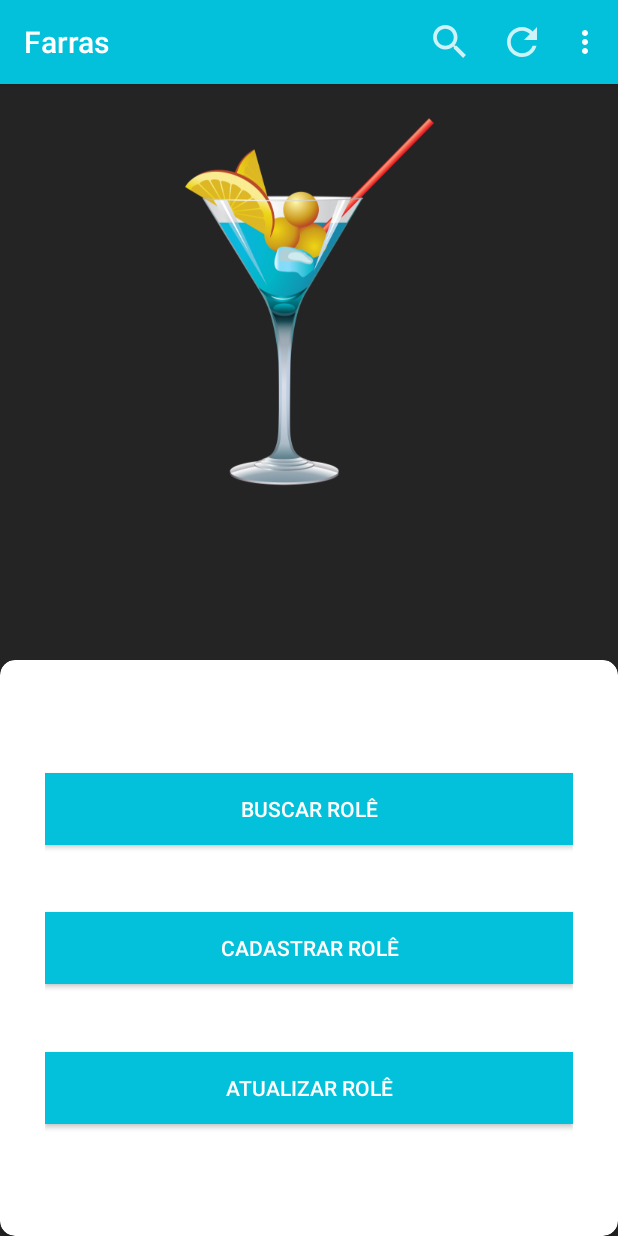
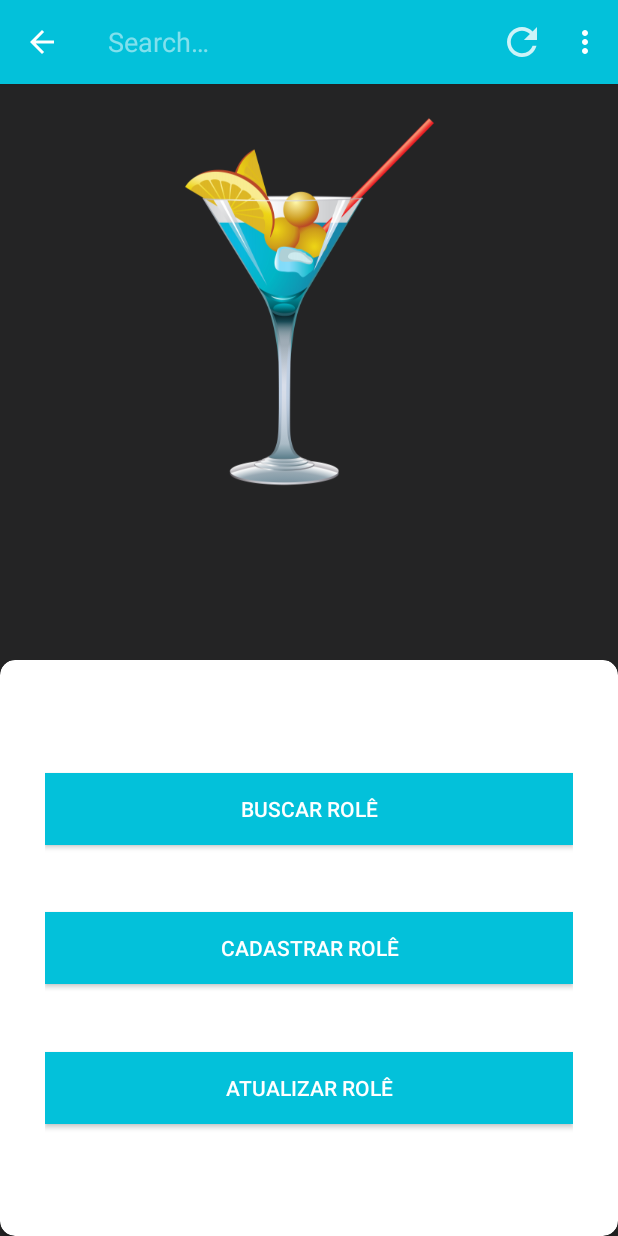
Before and after one commit to PauloFerreira00/projeto_ddm, an Android app: the screen it shows after launch (MainActivity), after a tap on "Buscar", on a phone screen of 412 x 824 dp. Run offline under Robolectric (Android 15) with nearby library versions, the phone set to English and light mode, and no system bars.

Commit message:
Ajustando item de busca

```diff
--- a/appzinho/app/src/main/res/menu/main.xml
+++ b/appzinho/app/src/main/res/menu/main.xml
@@ -5,8 +5,9 @@
     <item
         android:id="@+id/action_search"
         android:icon="@drawable/ic_search"
-        android:title="@string/search"
-        app:showAsAction="always" />
+        app:showAsAction="always|collapseActionView"
+        app:actionViewClass="androidx.appcompat.widget.SearchView"
+        android:title="@string/search"/>
 
     <item
         android:id="@+id/action_refresh"
```
